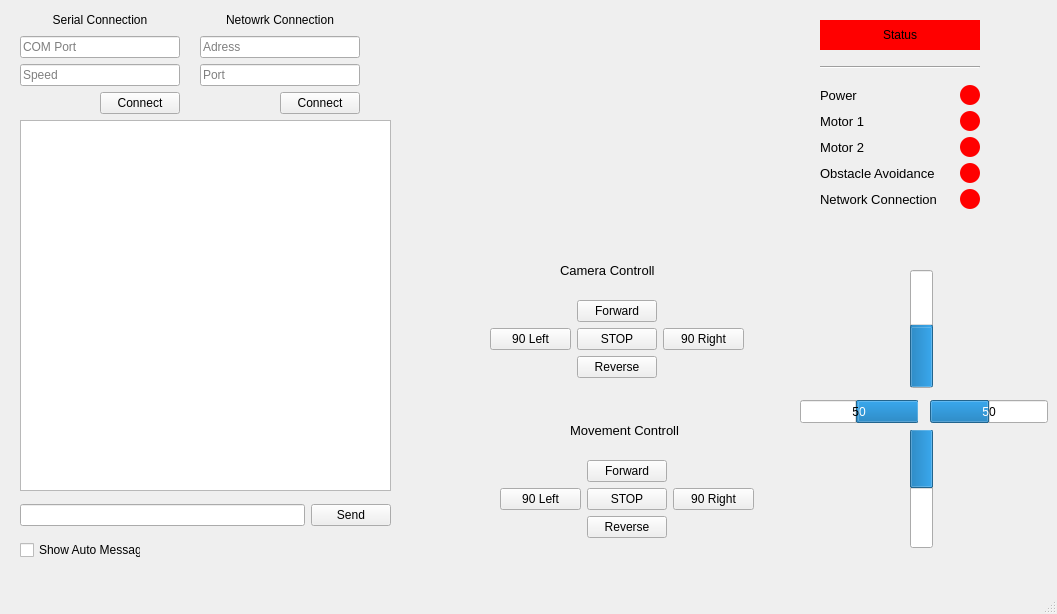
HelpfulRobotics/QT-ControllerApplication, file mainwindow.ui: the form before one commit.
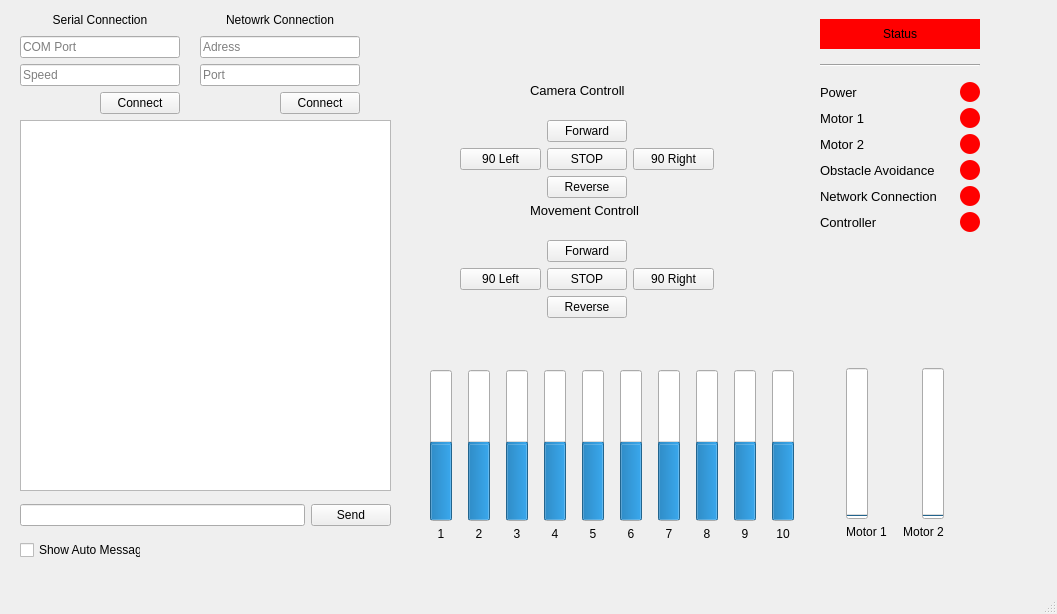
The form after the commit.

Commit message:
Added in receive packets and controller visualize
Added in the receiving of packets that are displayed on the console. Also added in the visualization of the xbox controller triggers

What changed in the file:
```diff
--- a/mainwindow.ui
+++ b/mainwindow.ui
@@ -14,100 +14,6 @@
    <string>MainWindow</string>
   </property>
   <widget class="QWidget" name="centralwidget">
-   <widget class="QProgressBar" name="proxBar_Right">
-    <property name="geometry">
-     <rect>
-      <x>930</x>
-      <y>400</y>
-      <width>118</width>
-      <height>23</height>
-     </rect>
-    </property>
-    <property name="value">
-     <number>50</number>
-    </property>
-    <property name="textVisible">
-     <bool>true</bool>
-    </property>
-    <property name="format">
-     <string>%p</string>
-    </property>
-   </widget>
-   <widget class="QProgressBar" name="proxBar_left">
-    <property name="geometry">
-     <rect>
-      <x>800</x>
-      <y>400</y>
-      <width>118</width>
-      <height>23</height>
-     </rect>
-    </property>
-    <property name="layoutDirection">
-     <enum>Qt::RightToLeft</enum>
-    </property>
-    <property name="value">
-     <number>50</number>
-    </property>
-    <property name="textVisible">
-     <bool>true</bool>
-    </property>
-    <property name="format">
-     <string>%p</string>
-    </property>
-   </widget>
-   <widget class="QProgressBar" name="proxBar_Front">
-    <property name="geometry">
-     <rect>
-      <x>910</x>
-      <y>270</y>
-      <width>23</width>
-      <height>118</height>
-     </rect>
-    </property>
-    <property name="layoutDirection">
-     <enum>Qt::RightToLeft</enum>
-    </property>
-    <property name="value">
-     <number>50</number>
-    </property>
-    <property name="textVisible">
-     <bool>true</bool>
-    </property>
-    <property name="orientation">
-     <enum>Qt::Vertical</enum>
-    </property>
-    <property name="format">
-     <string>%p</string>
-    </property>
-   </widget>
-   <widget class="QProgressBar" name="proxBar_Rear">
-    <property name="geometry">
-     <rect>
-      <x>910</x>
-      <y>430</y>
-      <width>23</width>
-      <height>118</height>
-     </rect>
-    </property>
-    <property name="layoutDirection">
-     <enum>Qt::RightToLeft</enum>
-    </property>
-    <property name="value">
-     <number>50</number>
-    </property>
-    <property name="textVisible">
-     <bool>true</bool>
-    </property>
-    <property name="orientation">
-     <enum>Qt::Vertical</enum>
-    </property>
-    <property name="invertedAppearance">
-     <bool>true</bool>
-    </property>
-    <property name="format">
-     <string>%p</string>
-    </property>
-   </widget>
    <widget class="QWidget" name="verticalLayoutWidget">
     <property name="geometry">
      <rect>
@@ -206,7 +112,7 @@
       <x>820</x>
       <y>10</y>
       <width>160</width>
-      <height>211</height>
+      <height>231</height>
      </rect>
     </property>
     <layout class="QVBoxLayout" name="verticalLayout_2">
@@ -244,29 +150,15 @@
        <property name="sizeConstraint">
         <enum>QLayout::SetNoConstraint</enum>
        </property>
-       <item row="0" column="1">
-        <widget class="QLabel" name="statusLight_Power">
-         <property name="sizePolicy">
-          <sizepolicy hsizetype="Fixed" vsizetype="Fixed">
-           <horstretch>0</horstretch>
-           <verstretch>0</verstretch>
-          </sizepolicy>
-         </property>
-         <property name="minimumSize">
-          <size>
-           <width>20</width>
-           <height>20</height>
-          </size>
-         </property>
-         <property name="styleSheet">
-          <string notr="true"> border-radius: 10px; 
-background: red;
- color: #4A0C46;
-height:24;
-width:24;</string>
+       <item row="4" column="0">
+        <widget class="QLabel" name="statusLight_Network">
+         <property name="font">
+          <font>
+           <pointsize>10</pointsize>
+          </font>
          </property>
          <property name="text">
-          <string/>
+          <string>Network Connection</string>
          </property>
         </widget>
        </item>
@@ -282,96 +174,6 @@
          </property>
         </widget>
        </item>
-       <item row="2" column="0">
-        <widget class="QLabel" name="label_9">
-         <property name="font">
-          <font>
-           <pointsize>10</pointsize>
-          </font>
-         </property>
-         <property name="text">
-          <string>Motor 2</string>
-         </property>
-        </widget>
-       </item>
-       <item row="1" column="1">
-        <widget class="QLabel" name="statusLight_Motor1">
-         <property name="sizePolicy">
-          <sizepolicy hsizetype="Fixed" vsizetype="Fixed">
-           <horstretch>0</horstretch>
-           <verstretch>0</verstretch>
-          </sizepolicy>
-         </property>
-         <property name="minimumSize">
-          <size>
-           <width>20</width>
-           <height>20</height>
-          </size>
-         </property>
-         <property name="styleSheet">
-          <string notr="true"> border-radius: 10px; 
-background: red;
- color: #4A0C46;
-height:24;
-width:24;</string>
-         </property>
-         <property name="text">
-          <string/>
-         </property>
-        </widget>
-       </item>
-       <item row="4" column="1">
-        <widget class="QLabel" name="Network_status">
-         <property name="sizePolicy">
-          <sizepolicy hsizetype="Fixed" vsizetype="Fixed">
-           <horstretch>0</horstretch>
-           <verstretch>0</verstretch>
-          </sizepolicy>
-         </property>
-         <property name="minimumSize">
-          <size>
-           <width>20</width>
-           <height>20</height>
-          </size>
-         </property>
-         <property name="styleSheet">
-          <string notr="true"> border-radius: 10px; 
-background: red;
- color: #4A0C46;
-height:24;
-width:24;</string>
-         </property>
-         <property name="text">
-          <string/>
-         </property>
-        </widget>
-       </item>
-       <item row="2" column="1">
-        <widget class="QLabel" name="statusLight_Motor2">
-         <property name="sizePolicy">
-          <sizepolicy hsizetype="Fixed" vsizetype="Fixed">
-           <horstretch>0</horstretch>
-           <verstretch>0</verstretch>
-          </sizepolicy>
-         </property>
-         <property name="minimumSize">
-          <size>
-           <width>20</width>
-           <height>20</height>
-          </size>
-         </property>
-         <property name="styleSheet">
-          <string notr="true"> border-radius: 10px; 
-background: red;
- color: #4A0C46;
-height:24;
-width:24;</string>
-         </property>
-         <property name="text">
-          <string/>
-         </property>
-        </widget>
-       </item>
        <item row="0" column="0">
         <widget class="QLabel" name="label_3">
          <property name="font">
@@ -422,15 +224,157 @@
          </property>
         </widget>
        </item>
-       <item row="4" column="0">
-        <widget class="QLabel" name="statusLight_Network">
+       <item row="0" column="1">
+        <widget class="QLabel" name="statusLight_Power">
+         <property name="sizePolicy">
+          <sizepolicy hsizetype="Fixed" vsizetype="Fixed">
+           <horstretch>0</horstretch>
+           <verstretch>0</verstretch>
+          </sizepolicy>
+         </property>
+         <property name="minimumSize">
+          <size>
+           <width>20</width>
+           <height>20</height>
+          </size>
+         </property>
+         <property name="styleSheet">
+          <string notr="true"> border-radius: 10px; 
+background: red;
+ color: #4A0C46;
+height:24;
+width:24;</string>
+         </property>
+         <property name="text">
+          <string/>
+         </property>
+        </widget>
+       </item>
+       <item row="2" column="1">
+        <widget class="QLabel" name="statusLight_Motor2">
+         <property name="sizePolicy">
+          <sizepolicy hsizetype="Fixed" vsizetype="Fixed">
+           <horstretch>0</horstretch>
+           <verstretch>0</verstretch>
+          </sizepolicy>
+         </property>
+         <property name="minimumSize">
+          <size>
+           <width>20</width>
+           <height>20</height>
+          </size>
+         </property>
+         <property name="styleSheet">
+          <string notr="true"> border-radius: 10px; 
+background: red;
+ color: #4A0C46;
+height:24;
+width:24;</string>
+         </property>
+         <property name="text">
+          <string/>
+         </property>
+        </widget>
+       </item>
+       <item row="2" column="0">
+        <widget class="QLabel" name="label_9">
          <property name="font">
           <font>
            <pointsize>10</pointsize>
           </font>
          </property>
          <property name="text">
-          <string>Network Connection</string>
+          <string>Motor 2</string>
+         </property>
+        </widget>
+       </item>
+       <item row="4" column="1">
+        <widget class="QLabel" name="Network_status">
+         <property name="sizePolicy">
+          <sizepolicy hsizetype="Fixed" vsizetype="Fixed">
+           <horstretch>0</horstretch>
+           <verstretch>0</verstretch>
+          </sizepolicy>
+         </property>
+         <property name="minimumSize">
+          <size>
+           <width>20</width>
+           <height>20</height>
+          </size>
+         </property>
+         <property name="styleSheet">
+          <string notr="true"> border-radius: 10px; 
+background: red;
+ color: #4A0C46;
+height:24;
+width:24;</string>
+         </property>
+         <property name="text">
+          <string/>
+         </property>
+        </widget>
+       </item>
+       <item row="1" column="1">
+        <widget class="QLabel" name="statusLight_Motor1">
+         <property name="sizePolicy">
+          <sizepolicy hsizetype="Fixed" vsizetype="Fixed">
+           <horstretch>0</horstretch>
+           <verstretch>0</verstretch>
+          </sizepolicy>
+         </property>
+         <property name="minimumSize">
+          <size>
+           <width>20</width>
+           <height>20</height>
+          </size>
+         </property>
+         <property name="styleSheet">
+          <string notr="true"> border-radius: 10px; 
+background: red;
+ color: #4A0C46;
+height:24;
+width:24;</string>
+         </property>
+         <property name="text">
+          <string/>
+         </property>
+        </widget>
+       </item>
+       <item row="5" column="0">
+        <widget class="QLabel" name="statusLight_controller">
+         <property name="font">
+          <font>
+           <pointsize>10</pointsize>
+          </font>
+         </property>
+         <property name="text">
+          <string>Controller</string>
+         </property>
+        </widget>
+       </item>
+       <item row="5" column="1">
+        <widget class="QLabel" name="Controller_status">
+         <property name="sizePolicy">
+          <sizepolicy hsizetype="Fixed" vsizetype="Fixed">
+           <horstretch>0</horstretch>
+           <verstretch>0</verstretch>
+          </sizepolicy>
+         </property>
+         <property name="minimumSize">
+          <size>
+           <width>20</width>
+           <height>20</height>
+          </size>
+         </property>
+         <property name="styleSheet">
+          <string notr="true"> border-radius: 10px; 
+background: red;
+ color: #4A0C46;
+height:24;
+width:24;</string>
+         </property>
+         <property name="text">
+          <string/>
          </property>
         </widget>
        </item>
@@ -460,6 +404,12 @@
      </item>
      <item>
       <widget class="QLineEdit" name="textInput_Network_Adress">
+       <property name="acceptDrops">
+        <bool>false</bool>
+       </property>
+       <property name="readOnly">
+        <bool>false</bool>
+       </property>
        <property name="placeholderText">
         <string>Adress</string>
        </property>
@@ -467,6 +417,9 @@
      </item>
      <item>
       <widget class="QLineEdit" name="textInput_Network_Port">
+       <property name="readOnly">
+        <bool>false</bool>
+       </property>
        <property name="placeholderText">
         <string>Port</string>
        </property>
@@ -501,8 +454,8 @@
    <widget class="QWidget" name="gridLayoutWidget">
     <property name="geometry">
      <rect>
-      <x>500</x>
-      <y>460</y>
+      <x>460</x>
+      <y>240</y>
       <width>254</width>
       <height>80</height>
      </rect>
@@ -548,8 +501,8 @@
    <widget class="QLabel" name="statusLight_Network_2">
     <property name="geometry">
      <rect>
-      <x>570</x>
-      <y>420</y>
+      <x>530</x>
+      <y>200</y>
       <width>130</width>
       <height>20</height>
      </rect>
@@ -566,8 +519,8 @@
    <widget class="QWidget" name="gridLayoutWidget_2">
     <property name="geometry">
      <rect>
-      <x>490</x>
-      <y>300</y>
+      <x>460</x>
+      <y>120</y>
       <width>254</width>
       <height>80</height>
      </rect>
@@ -613,8 +566,8 @@
    <widget class="QLabel" name="statusLight_Network_3">
     <property name="geometry">
      <rect>
-      <x>560</x>
-      <y>260</y>
+      <x>530</x>
+      <y>80</y>
       <width>130</width>
       <height>20</height>
      </rect>
@@ -641,6 +594,390 @@
      <string>Show Auto Messages</string>
     </property>
    </widget>
+   <widget class="QWidget" name="gridLayoutWidget_3">
+    <property name="geometry">
+     <rect>
+      <x>420</x>
+      <y>370</y>
+      <width>391</width>
+      <height>171</height>
+     </rect>
+    </property>
+    <layout class="QGridLayout" name="gridLayout_7">
+     <item row="0" column="7">
+      <widget class="QProgressBar" name="proxBar_8">
+       <property name="layoutDirection">
+        <enum>Qt::RightToLeft</enum>
+       </property>
+       <property name="value">
+        <number>50</number>
+       </property>
+       <property name="textVisible">
+        <bool>true</bool>
+       </property>
+       <property name="orientation">
+        <enum>Qt::Vertical</enum>
+       </property>
+       <property name="format">
+        <string>%p</string>
+       </property>
+      </widget>
+     </item>
+     <item row="0" column="8">
+      <widget class="QProgressBar" name="proxBar_9">
+       <property name="layoutDirection">
+        <enum>Qt::RightToLeft</enum>
+       </property>
+       <property name="value">
+        <number>50</number>
+       </property>
+       <property name="textVisible">
+        <bool>true</bool>
+       </property>
+       <property name="orientation">
+        <enum>Qt::Vertical</enum>
+       </property>
+       <property name="format">
+        <string>%p</string>
+       </property>
+      </widget>
+     </item>
+     <item row="0" column="3">
+      <widget class="QProgressBar" name="proxBar_4">
+       <property name="layoutDirection">
+        <enum>Qt::RightToLeft</enum>
+       </property>
+       <property name="value">
+        <number>50</number>
+       </property>
+       <property name="textVisible">
+        <bool>true</bool>
+       </property>
+       <property name="orientation">
+        <enum>Qt::Vertical</enum>
+       </property>
+       <property name="format">
+        <string>%p</string>
+       </property>
+      </widget>
+     </item>
+     <item row="0" column="5">
+      <widget class="QProgressBar" name="proxBar_6">
+       <property name="layoutDirection">
+        <enum>Qt::RightToLeft</enum>
+       </property>
+       <property name="value">
+        <number>50</number>
+       </property>
+       <property name="textVisible">
+        <bool>true</bool>
+       </property>
+       <property name="orientation">
+        <enum>Qt::Vertical</enum>
+       </property>
+       <property name="format">
+        <string>%p</string>
+       </property>
+      </widget>
+     </item>
+     <item row="0" column="0">
+      <widget class="QProgressBar" name="proxBar_1">
+       <property name="layoutDirection">
+        <enum>Qt::RightToLeft</enum>
+       </property>
+       <property name="value">
+        <number>50</number>
+       </property>
+       <property name="alignment">
+        <set>Qt::AlignCenter</set>
+       </property>
+       <property name="textVisible">
+        <bool>true</bool>
+       </property>
+       <property name="orientation">
+        <enum>Qt::Vertical</enum>
+       </property>
+       <property name="format">
+        <string>%p</string>
+       </property>
+      </widget>
+     </item>
+     <item row="0" column="6">
+      <widget class="QProgressBar" name="proxBar_7">
+       <property name="layoutDirection">
+        <enum>Qt::RightToLeft</enum>
+       </property>
+       <property name="value">
+        <number>50</number>
+       </property>
+       <property name="textVisible">
+        <bool>true</bool>
+       </property>
+       <property name="orientation">
+        <enum>Qt::Vertical</enum>
+       </property>
+       <property name="textDirection">
+        <enum>QProgressBar::TopToBottom</enum>
+       </property>
+       <property name="format">
+        <string>%p</string>
+       </property>
+      </widget>
+     </item>
+     <item row="0" column="1">
+      <widget class="QProgressBar" name="proxBar_2">
+       <property name="layoutDirection">
+        <enum>Qt::RightToLeft</enum>
+       </property>
+       <property name="value">
+        <number>50</number>
+       </property>
+       <property name="textVisible">
+        <bool>true</bool>
+       </property>
+       <property name="orientation">
+        <enum>Qt::Vertical</enum>
+       </property>
+       <property name="format">
+        <string>%p</string>
+       </property>
+      </widget>
+     </item>
+     <item row="0" column="2">
+      <widget class="QProgressBar" name="proxBar_3">
+       <property name="layoutDirection">
+        <enum>Qt::RightToLeft</enum>
+       </property>
+       <property name="value">
+        <number>50</number>
+       </property>
+       <property name="textVisible">
+        <bool>true</bool>
+       </property>
+       <property name="orientation">
+        <enum>Qt::Vertical</enum>
+       </property>
+       <property name="format">
+        <string>%p</string>
+       </property>
+      </widget>
+     </item>
+     <item row="0" column="4">
+      <widget class="QProgressBar" name="proxBar_5">
+       <property name="layoutDirection">
+        <enum>Qt::RightToLeft</enum>
+       </property>
+       <property name="value">
+        <number>50</number>
+       </property>
+       <property name="textVisible">
+        <bool>true</bool>
+       </property>
+       <property name="orientation">
+        <enum>Qt::Vertical</enum>
+       </property>
+       <property name="format">
+        <string>%p</string>
+       </property>
+      </widget>
+     </item>
+     <item row="0" column="9">
+      <widget class="QProgressBar" name="proxBar_10">
+       <property name="layoutDirection">
+        <enum>Qt::RightToLeft</enum>
+       </property>
+       <property name="value">
+        <number>50</number>
+       </property>
+       <property name="textVisible">
+        <bool>true</bool>
+       </property>
+       <property name="orientation">
+        <enum>Qt::Vertical</enum>
+       </property>
+       <property name="format">
+        <string>%p</string>
+       </property>
+      </widget>
+     </item>
+     <item row="1" column="1">
+      <widget class="QLabel" name="label_4">
+       <property name="text">
+        <string>2</string>
+       </property>
+       <property name="alignment">
+        <set>Qt::AlignCenter</set>
+       </property>
+      </widget>
+     </item>
+     <item row="1" column="0">
+      <widget class="QLabel" name="label_6">
+       <property name="text">
+        <string>1</string>
+       </property>
+       <property name="alignment">
+        <set>Qt::AlignCenter</set>
+       </property>
+      </widget>
+     </item>
+     <item row="1" column="2">
+      <widget class="QLabel" name="label_8">
+       <property name="text">
+        <string>3</string>
+       </property>
+       <property name="alignment">
+        <set>Qt::AlignCenter</set>
+       </property>
+      </widget>
+     </item>
+     <item row="1" column="3">
+      <widget class="QLabel" name="label_10">
+       <property name="text">
+        <string>4</string>
+       </property>
+       <property name="alignment">
+        <set>Qt::AlignCenter</set>
+       </property>
+      </widget>
+     </item>
+     <item row="1" column="4">
+      <widget class="QLabel" name="label_12">
+       <property name="text">
+        <string>5</string>
+       </property>
+       <property name="alignment">
+        <set>Qt::AlignCenter</set>
+       </property>
+      </widget>
+     </item>
+     <item row="1" column="5">
+      <widget class="QLabel" name="label_13">
+       <property name="text">
+        <string>6</string>
+       </property>
+       <property name="alignment">
+        <set>Qt::AlignCenter</set>
+       </property>
+      </widget>
+     </item>
+     <item row="1" column="6">
+      <widget class="QLabel" name="label_14">
+       <property name="text">
+        <string>7</string>
+       </property>
+       <property name="alignment">
+        <set>Qt::AlignCenter</set>
+       </property>
+      </widget>
+     </item>
+     <item row="1" column="7">
+      <widget class="QLabel" name="label_15">
+       <property name="text">
+        <string>8</string>
+       </property>
+       <property name="alignment">
+        <set>Qt::AlignCenter</set>
+       </property>
+      </widget>
+     </item>
+     <item row="1" column="8">
+      <widget class="QLabel" name="label_32">
+       <property name="text">
+        <string>9</string>
+       </property>
+       <property name="alignment">
+        <set>Qt::AlignCenter</set>
+       </property>
+      </widget>
+     </item>
+     <item row="1" column="9">
+      <widget class="QLabel" name="label_33">
+       <property name="text">
+        <string>10</string>
+       </property>
+       <property name="alignment">
+        <set>Qt::AlignCenter</set>
+       </property>
+      </widget>
+     </item>
+    </layout>
+   </widget>
+   <widget class="QWidget" name="gridLayoutWidget_4">
+    <property name="geometry">
+     <rect>
+      <x>830</x>
+      <y>368</y>
+      <width>131</width>
+      <height>171</height>
+     </rect>
+    </property>
+    <layout class="QGridLayout" name="gridLayout_5">
+     <property name="horizontalSpacing">
+      <number>0</number>
+     </property>
+     <item row="0" column="0">
+      <widget class="QProgressBar" name="trottleM1">
+       <property name="layoutDirection">
+        <enum>Qt::LeftToRight</enum>
+       </property>
+       <property name="value">
+        <number>0</number>
+       </property>
+       <property name="alignment">
+        <set>Qt::AlignCenter</set>
+       </property>
+       <property name="textVisible">
+        <bool>true</bool>
+       </property>
+       <property name="orientation">
+        <enum>Qt::Vertical</enum>
+       </property>
+       <property name="format">
+        <string>%p</string>
+       </property>
+      </widget>
+     </item>
+     <item row="0" column="1">
+      <widget class="QProgressBar" name="trottleM2">
+       <property name="layoutDirection">
+        <enum>Qt::RightToLeft</enum>
+       </property>
+       <property name="value">
+        <number>0</number>
+       </property>
+       <property name="textVisible">
+        <bool>true</bool>
+       </property>
+       <property name="orientation">
+        <enum>Qt::Vertical</enum>
+       </property>
+       <property name="format">
+        <string>%p</string>
+       </property>
+      </widget>
+     </item>
+     <item row="1" column="1">
+      <widget class="QLabel" name="label_18">
+       <property name="text">
+        <string>Motor 2</string>
+       </property>
+       <property name="alignment">
+        <set>Qt::AlignCenter</set>
+       </property>
+      </widget>
+     </item>
+     <item row="1" column="0">
+      <widget class="QLabel" name="label_17">
+       <property name="text">
+        <string>Motor 1</string>
+       </property>
+       <property name="alignment">
+        <set>Qt::AlignCenter</set>
+       </property>
+      </widget>
+     </item>
+    </layout>
+   </widget>
   </widget>
   <widget class="QMenuBar" name="menubar">
    <property name="geometry">
```
The commit also changes 8 other files.
